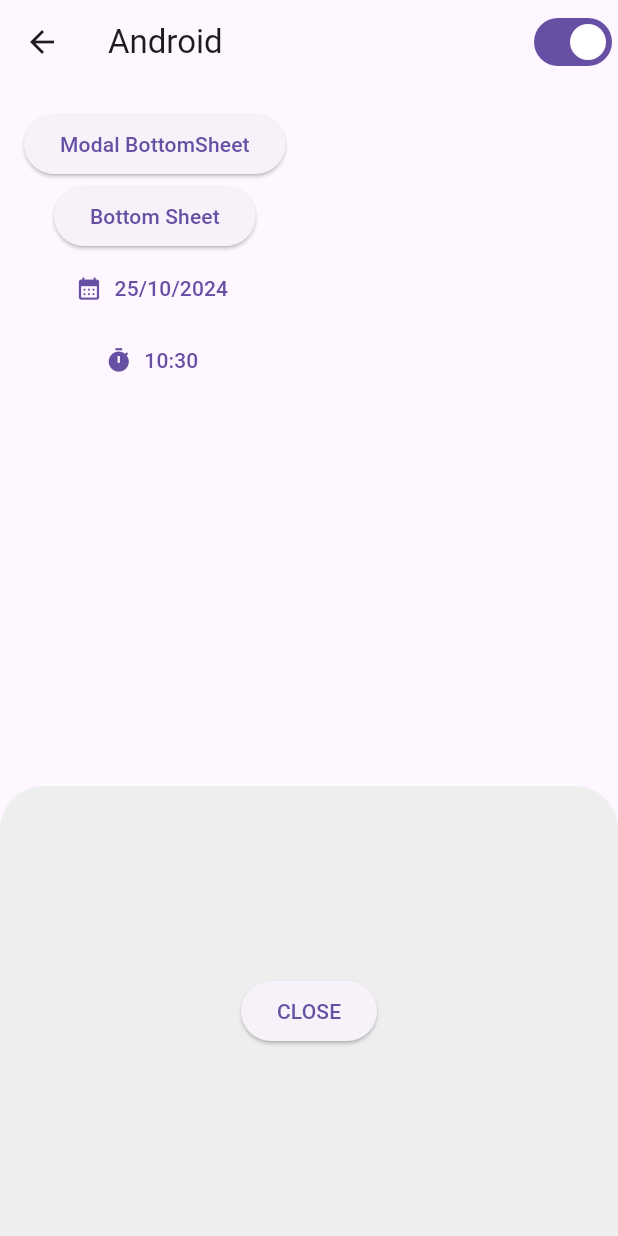
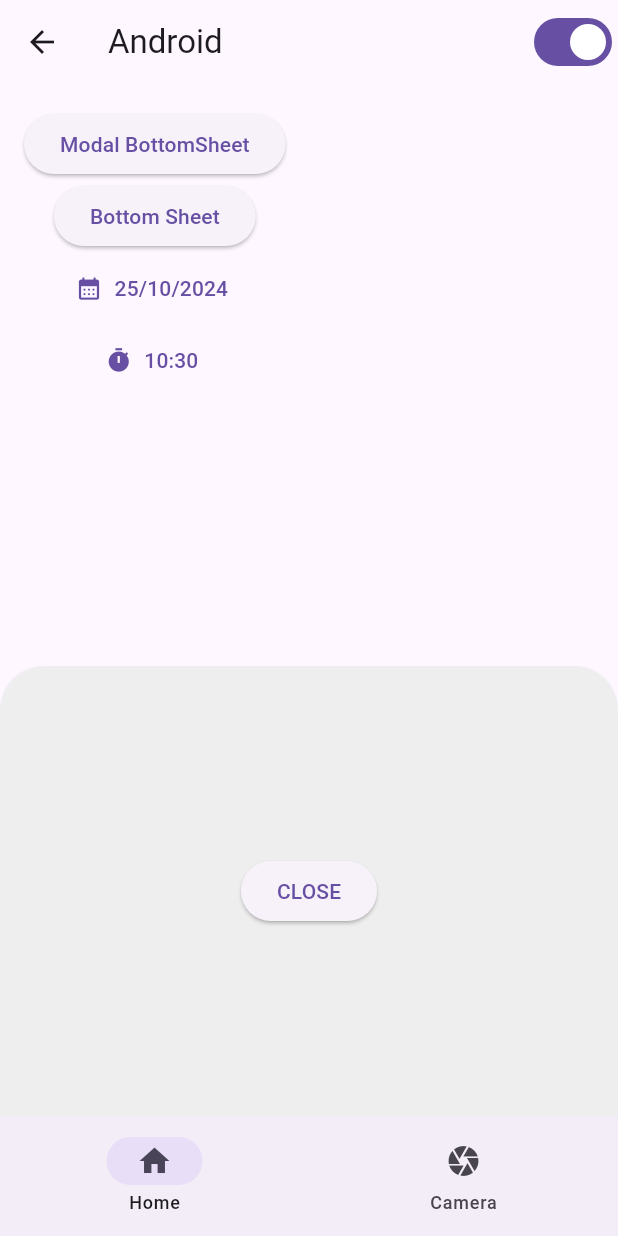
Before and after one commit to Daksh-Parekh/cupertino_design_app, a Flutter app: the screen it shows after launch, after a tap on "Bottom Sheet", on a phone screen of 412 x 824 dp. Run offline on Flutter 3.47's test engine with Material 3 defaults, Android fonts, the phone set to English and light mode, and no system bars.

Commit message:
BottomNavigationBar & PageView

```diff
--- a/lib/main.dart
+++ b/lib/main.dart
@@ -1,12 +1,16 @@
 import 'dart:developer';
 import 'dart:io';
 
+import 'package:cupertino_app_design/views/bootom_navigation/view/bootm_navigation.dart';
 import 'package:cupertino_app_design/views/home_page/provider/home_provider.dart';
 import 'package:cupertino_app_design/views/home_page/screen/home_ios_page.dart';
 import 'package:cupertino_app_design/views/home_page/screen/home_page.dart';
+import 'package:cupertino_app_design/views/reels/view/reels.dart';
 import 'package:flutter/cupertino.dart';
 import 'package:flutter/material.dart';
 import 'package:provider/provider.dart';
+
+import 'views/bootom_navigation/view/provider/bootom_provider.dart';
 
 void main() {
   if (Platform.isAndroid) {
@@ -23,14 +27,23 @@
   @override
   Widget build(BuildContext context) {
     return MultiProvider(
-      providers: [ChangeNotifierProvider.value(value: HomeProvider())],
+      providers: [
+        ChangeNotifierProvider.value(
+          value: HomeProvider(),
+        ),
+        ChangeNotifierProvider.value(
+          value: BootomProvider(),
+        )
+      ],
       child: Consumer<HomeProvider>(
         builder: (context, value, child) {
           return value.isAndroid
               ? MaterialApp(
                   debugShowCheckedModeBanner: false,
                   routes: {
-                    '/': (context) => HomePage(),
+                    '/': (context) => BootmNavigation(),
+                    '/home': (context) => HomePage(),
+                    '/reels': (context) => ReelsPage(),
                   },
                 )
               : CupertinoApp(
--- /dev/null
+++ b/lib/views/bootom_navigation/view/bootm_navigation.dart
@@ -0,0 +1,50 @@
+import 'package:cupertino_app_design/views/bootom_navigation/view/provider/bootom_provider.dart';
+import 'package:cupertino_app_design/views/home_page/screen/home_page.dart';
+import 'package:cupertino_app_design/views/reels/view/reels.dart';
+import 'package:flutter/material.dart';
+import 'package:provider/provider.dart';
+
+class BootmNavigation extends StatefulWidget {
+  const BootmNavigation({super.key});
+
+  @override
+  State<BootmNavigation> createState() => _BootmNavigationState();
+}
+
+class _BootmNavigationState extends State<BootmNavigation> {
+  late BootomProvider bottomR, bottomW;
+
+  List<Widget> screens = [HomePage(), ReelsPage()];
+  @override
+  Widget build(BuildContext context) {
+    bottomR = context.read<BootomProvider>();
+    bottomW = context.watch<BootomProvider>();
+    return Scaffold(
+      body: screens[bottomW.selectInx],
+
+      //BottomNavigationBar --Material2--
+      // bottomNavigationBar: BottomNavigationBar(
+      //   currentIndex: bottomW.selectInx,
+      //   onTap: (value) {
+      //     bottomR.changeInx(value);
+      //   },
+      //   items: [
+      //     BottomNavigationBarItem(icon: Icon(Icons.home), label: "Home"),
+      //     BottomNavigationBarItem(icon: Icon(Icons.camera), label: "Reels")
+      //   ],
+      // ),
+
+      //--Material3-- BottomNavigationBar
+      bottomNavigationBar: NavigationBar(
+        selectedIndex: bottomW.selectInx,
+        onDestinationSelected: (value) {
+          bottomR.changeInx(value);
+        },
+        destinations: [
+          NavigationDestination(icon: Icon(Icons.home), label: "Home"),
+          NavigationDestination(icon: Icon(Icons.camera), label: "Camera"),
+        ],
+      ),
+    );
+  }
+}
--- /dev/null
+++ b/lib/views/bootom_navigation/view/provider/bootom_provider.dart
@@ -0,0 +1,9 @@
+import 'package:flutter/material.dart';
+
+class BootomProvider with ChangeNotifier {
+  int selectInx = 0;
+  void changeInx(int inx) {
+    selectInx = inx;
+    notifyListeners();
+  }
+}
```
Also changed, not shown: lib/views/reels/view/reels.dart (added, +33 -0 lines).
